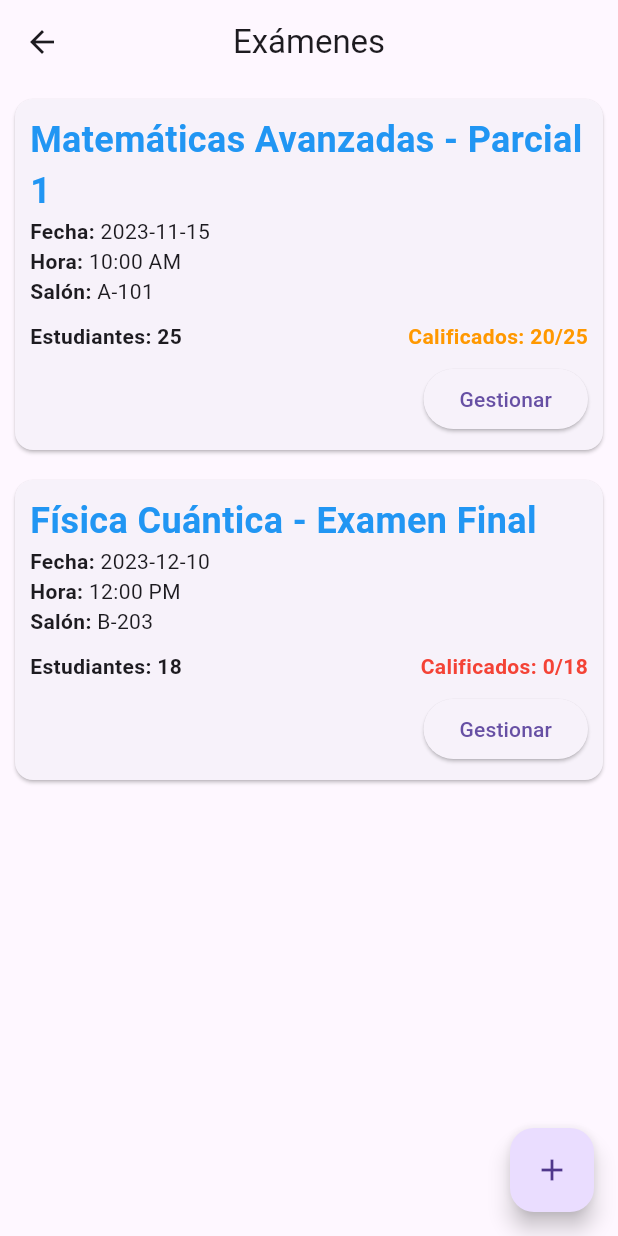
After one commit to robecm/FaceCheck-UANL-Frontend, a Flutter app: the TeacherHomeScreen screen opened by its route, scrolled down 372 dp, after a tap on "EXÁMENES", on a phone screen of 412 x 824 dp. The commit adds this screen. Run offline on Flutter 3.47's test engine with Material 3 defaults, Android fonts, the phone set to English and light mode, and no system bars; our stand-ins replace camera; network calls fail.

Commit message:
feat: Add teacher exams screen and update teacher home screen
This commit introduces the teacher exams screen, allowing teachers to view and manage their exams.
- Add `TeacherExamsScreen` to display a list of exams, with details such as class name, exam name, date, time, classroom, and student statistics.
- Implement fetching and display of exam data, including a loading indicator and handling cases with no exams.
- Include action buttons to manage exams (view details, grading) and to add new exams.
- Update `TeacherHomeScreen` to add a new button to navigate to the `TeacherExamsScreen`.
- Modify `TeacherClassesScreen` to add a button to manage exams by class.
- Minor refactors to avoid unnecessary comments.

```diff
--- /dev/null
+++ b/lib/screens/teacher_home/exam_screen/teacher_exams_screen.dart
@@ -0,0 +1,192 @@
+import 'package:flutter/material.dart';
+
+class TeacherExamsScreen extends StatefulWidget {
+  final int teacherId;
+
+  const TeacherExamsScreen({super.key, required this.teacherId});
+
+  @override
+  TeacherExamsScreenState createState() => TeacherExamsScreenState();
+}
+
+class TeacherExamsScreenState extends State<TeacherExamsScreen> {
+  late int teacherId;
+  bool isLoading = true;
+  List<TeacherExamData> exams = [];
+
+  @override
+  void initState() {
+    super.initState();
+    teacherId = widget.teacherId;
+    fetchTeacherExams();
+  }
+
+  Future<void> fetchTeacherExams() async {
+    // TODO: Replace with actual API call when ready
+    // Simulating API call with dummy data
+    await Future.delayed(const Duration(seconds: 1));
+
+    setState(() {
+      exams = [
+        TeacherExamData(
+          examId: 1,
+          className: 'Matemáticas Avanzadas',
+          examName: 'Parcial 1',
+          date: '2023-11-15',
+          hour: '10:00 AM',
+          classRoom: 'A-101',
+          studentsCount: 25,
+          gradedCount: 20,
+        ),
+        TeacherExamData(
+          examId: 2,
+          className: 'Física Cuántica',
+          examName: 'Examen Final',
+          date: '2023-12-10',
+          hour: '12:00 PM',
+          classRoom: 'B-203',
+          studentsCount: 18,
+          gradedCount: 0,
+        ),
+      ];
+      isLoading = false;
+    });
+  }
+
+  @override
+  Widget build(BuildContext context) {
+    return Scaffold(
+      appBar: AppBar(
+        title: const Text('Exámenes'),
+        centerTitle: true,
+      ),
+      body: Center(
+        child: isLoading
+            ? const CircularProgressIndicator()
+            : exams.isEmpty
+                ? const Text('No tienes exámenes programados actualmente')
+                : ListView.builder(
+                    itemCount: exams.length,
+                    itemBuilder: (context, index) {
+                      final examInfo = exams[index];
+                      return Card(
+                        margin: const EdgeInsets.all(10),
+                        child: Padding(
+                          padding: const EdgeInsets.all(10),
+                          child: Column(
+                            crossAxisAlignment: CrossAxisAlignment.start,
+                            children: [
+                              Text(
+                                '${examInfo.className} - ${examInfo.examName}',
+                                style: const TextStyle(
+                                  fontWeight: FontWeight.bold,
+                                  fontSize: 24.0,
+                                  color: Colors.blue,
+                                ),
+                              ),
+                              Text.rich(
+                                TextSpan(
+                                  children: [
+                                    const TextSpan(
+                                      text: 'Fecha: ',
+                                      style: TextStyle(fontWeight: FontWeight.bold),
+                                    ),
+                                    TextSpan(text: examInfo.date),
+                                  ],
+                                ),
+                              ),
+                              Text.rich(
+                                TextSpan(
+                                  children: [
+                                    const TextSpan(
+                                      text: 'Hora: ',
+                                      style: TextStyle(fontWeight: FontWeight.bold),
+                                    ),
+                                    TextSpan(text: examInfo.hour),
+                                  ],
+                                ),
+                              ),
+                              Text.rich(
+                                TextSpan(
+                                  children: [
+                                    const TextSpan(
+                                      text: 'Salón: ',
+                                      style: TextStyle(fontWeight: FontWeight.bold),
+                                    ),
+                                    TextSpan(text: examInfo.classRoom),
+                                  ],
+                                ),
+                              ),
+                              const SizedBox(height: 10),
+                              Row(
+                                mainAxisAlignment: MainAxisAlignment.spaceBetween,
+                                children: [
+                                  Text(
+                                    'Estudiantes: ${examInfo.studentsCount}',
+                                    style: const TextStyle(
+                                      fontWeight: FontWeight.bold,
+                                    ),
+                                  ),
+                                  Text(
+                                    'Calificados: ${examInfo.gradedCount}/${examInfo.studentsCount}',
+                                    style: TextStyle(
+                                      fontWeight: FontWeight.bold,
+                                      color: examInfo.gradedCount == 0
+                                          ? Colors.red
+                                          : examInfo.gradedCount == examInfo.studentsCount
+                                              ? Colors.green
+                                              : Colors.orange,
+                                    ),
+                                  ),
+                                ],
+                              ),
+                              const SizedBox(height: 8),
+                              Row(
+                                mainAxisAlignment: MainAxisAlignment.end,
+                                children: [
+                                  ElevatedButton(
+                                    onPressed: () {
+                                      // TODO: Navigate to exam details/grading screen
+                                    },
+                                    child: const Text('Gestionar'),
+                                  ),
+                                ],
+                              ),
+                            ],
+                          ),
+                        ),
+                      );
+                    },
+                  ),
+      ),
+      floatingActionButton: FloatingActionButton(
+        onPressed: () {
+          // TODO: Navigate to create new exam screen
+        },
+        child: const Icon(Icons.add),
+      ),
+    );
+  }
+}
+
+class TeacherExamData {
+  final int examId;
+  final String className;
+  final String examName;
+  final String date;
+  final String hour;
+  final String classRoom;
+  final int studentsCount;
+  final int gradedCount;
+
+  TeacherExamData({
+    required this.examId,
+    required this.className,
+    required this.examName,
+    required this.date,
+    required this.hour,
+    required this.classRoom,
+    required this.studentsCount,
+    required this.gradedCount,
+  });
+}
--- a/lib/screens/teacher_home/teacher_home_screen.dart
+++ b/lib/screens/teacher_home/teacher_home_screen.dart
@@ -1,5 +1,6 @@
 import 'package:flutter/material.dart';
-import 'class_screen/teacher_classes_screen.dart'; // Import the TeacherClassesScreen
+import 'class_screen/teacher_classes_screen.dart';
+import 'exam_screen/teacher_exams_screen.dart';
 
 class TeacherHomeScreen extends StatefulWidget {
   final int teacherId;
@@ -83,7 +84,7 @@ class TeacherHomeScreenState extends State<TeacherHomeScreen> {
                 padding: const EdgeInsets.symmetric(horizontal: 16.0),
                 child: SizedBox(
                   width: double.infinity,
-                  height: 360, // Adjust the height as needed
+                  height: 360,
                   child: ElevatedButton(
                     onPressed: () {
                       Navigator.push(
@@ -123,7 +124,7 @@ class TeacherHomeScreenState extends State<TeacherHomeScreen> {
                   ),
                 ),
               ),
-              SizedBox(height: 20), // Add some space between the buttons
+              SizedBox(height: 20),
               Padding(
                 padding: const EdgeInsets.symmetric(horizontal: 16.0),
                 child: SizedBox(
@@ -131,32 +132,32 @@ class TeacherHomeScreenState extends State<TeacherHomeScreen> {
                   height: 360, // Adjust the height as needed
                   child: ElevatedButton(
                     onPressed: () {
-                      print('ESTUDIANTES button pressed');
-                      // TODO Implement student screen
+                      print('TAREAS button pressed');
+                      // TODO Implement tareas screen
                     },
                     style: ElevatedButton.styleFrom(
-                      padding: EdgeInsets.all(8.0), // Reduce the padding
+                      padding: EdgeInsets.all(8.0),
                       shape: RoundedRectangleBorder(
-                        borderRadius: BorderRadius.circular(8.0), // Adjust the border radius
+                        borderRadius: BorderRadius.circular(8.0),
                       ),
                     ),
                     child: Column(
-                      mainAxisAlignment: MainAxisAlignment.end, // Align at the bottom
+                      mainAxisAlignment: MainAxisAlignment.end,
                       children: [
                         Flexible(
                           child: Image.asset(
-                            'assets/images/buttons/student.png', // Local image asset
-                            height: 280, // Limit the image size
+                            'assets/images/buttons/student.png',
+                            height: 280,
                             width: 280,
                           ),
                         ),
                         SizedBox(height: 8),
                         Text(
-                          'ESTUDIANTES',
-                          overflow: TextOverflow.ellipsis, // Handle long text
+                          'TAREAS',
+                          overflow: TextOverflow.ellipsis,
                           style: TextStyle(
-                            fontWeight: FontWeight.bold, // Make the text bold
-                            fontSize: 24, // Increase the font size
+                            fontWeight: FontWeight.bold,
+                            fontSize: 24,
                           ),
                         )
                       ],
@@ -164,7 +165,7 @@ class TeacherHomeScreenState extends State<TeacherHomeScreen> {
                   ),
                 ),
               ),
-              SizedBox(height: 20), // Add some space between the buttons
+              SizedBox(height: 20),
               Padding(
                 padding: const EdgeInsets.symmetric(horizontal: 16.0),
                 child: SizedBox(
@@ -172,8 +173,12 @@ class TeacherHomeScreenState extends State<TeacherHomeScreen> {
                   height: 360, // Adjust the height as needed
                   child: ElevatedButton(
                     onPressed: () {
-                      print('EXÁMENES button pressed');
-                      // TODO Implement exam screen
+                      Navigator.push(
+                        context,
+                        MaterialPageRoute(
+                          builder: (context) => TeacherExamsScreen(teacherId: teacherId),
+                        ),
+                      );
                     },
                     style: ElevatedButton.styleFrom(
                       padding: EdgeInsets.all(8.0), // Reduce the padding
```
Also changed, not shown: lib/screens/teacher_home/class_screen/teacher_classes_screen.dart (+33 -35 lines).
